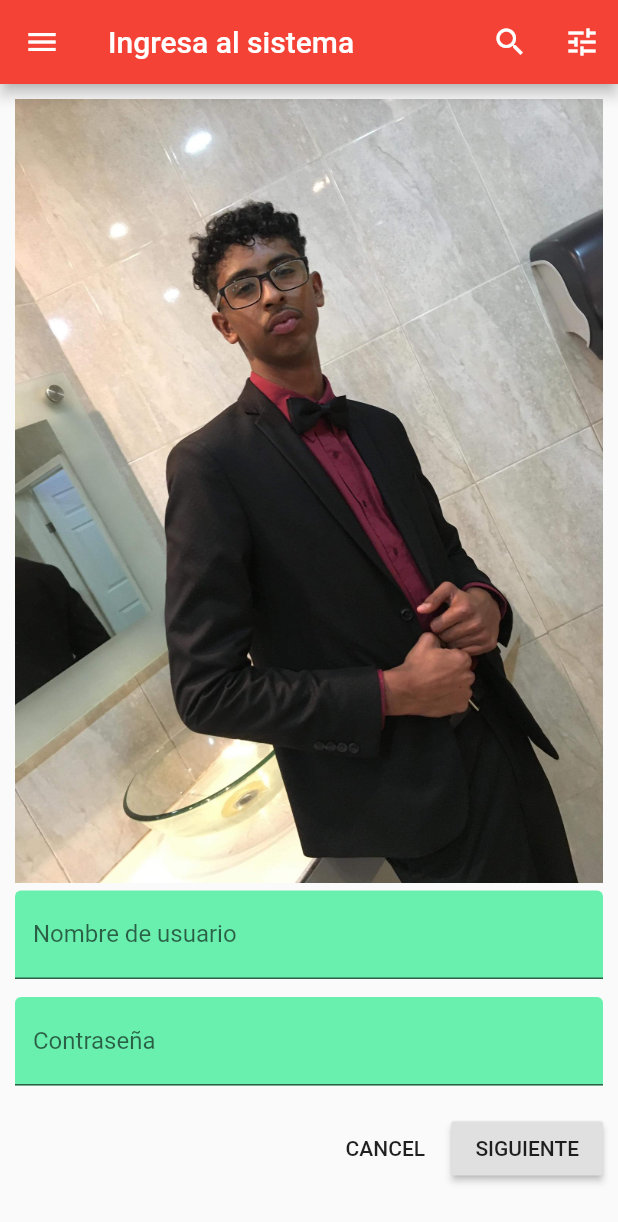
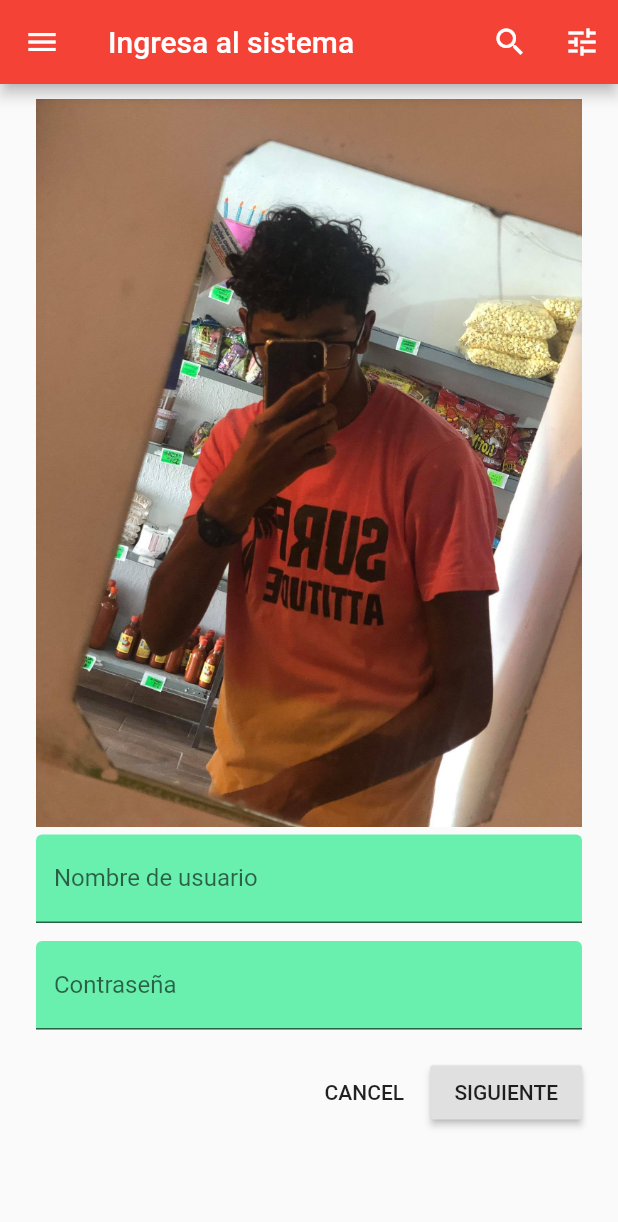
Before and after one commit to YahirS/loginSencillo, a Flutter app: the screen it shows after launch, on a phone screen of 412 x 824 dp. Shown: the top 1222 px of the screen. Run offline on Flutter 3.47's test engine with Material 2 defaults, Android fonts, the phone set to English and light mode, and no system bars.

```diff
--- a/lib/main.dart
+++ b/lib/main.dart
@@ -74,12 +74,12 @@ class _IngresoSistemaState extends State<IngresoSistema> {
       ), //fin de appbar
       body: SafeArea(
         child: ListView(
-          padding: EdgeInsets.symmetric(horizontal: 10.0),
+          padding: EdgeInsets.symmetric(horizontal: 24.0),
           children: <Widget>[
             SizedBox(height: 10.0),
             Column(
               children: <Widget>[
-                Image.asset('assets/image03.jpg'),
+                Image.asset('assets/image05.jpg'),
                 SizedBox(height: 5.0),
               ],
             ),
```
Also changed, not shown: assets/image05.jpg (added), 1 other file.
